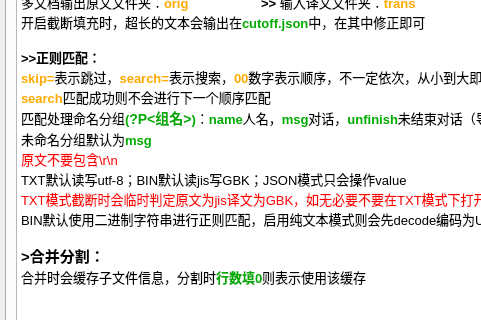
The window that main/ui_mainWindow.ui (satan53x/SExtractor) describes before a commit, drawn with Qt 5; both pictures show x 0 to 481 and y 157 to 477 of the 750 by 600 pixel window.
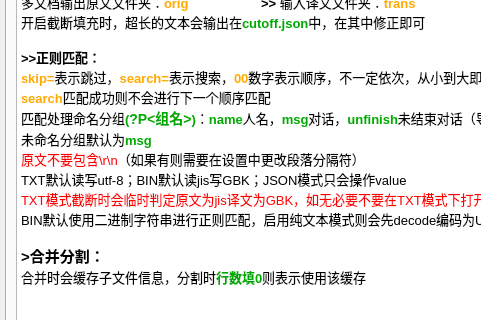
The same window after the commit. The open tabs and pages were chosen to show the change.

Diff of the .ui file:
```diff
--- a/main/ui_mainWindow.ui
+++ b/main/ui_mainWindow.ui
@@ -1291,7 +1291,7 @@
 &lt;p style=&quot; margin-top:0px; margin-bottom:0px; margin-left:0px; margin-right:0px; -qt-block-indent:0; text-indent:0px;&quot;&gt;&lt;span style=&quot; font-weight:600; color:#ffaa00;&quot;&gt;search&lt;/span&gt;&lt;span style=&quot; color:#000000;&quot;&gt;匹配成功则不会进行下一个顺序匹配&lt;/span&gt;&lt;/p&gt;
 &lt;p style=&quot; margin-top:0px; margin-bottom:0px; margin-left:0px; margin-right:0px; -qt-block-indent:0; text-indent:0px;&quot;&gt;&lt;span style=&quot; color:#000000;&quot;&gt;匹配处理命名分组&lt;/span&gt;&lt;span style=&quot; font-weight:600; color:#00aa00;&quot;&gt;(&lt;/span&gt;&lt;span style=&quot; font-family:'Consolas','Courier New','monospace'; font-size:14px; font-weight:600; color:#00aa00;&quot;&gt;?P&amp;lt;组名&amp;gt;&lt;/span&gt;&lt;span style=&quot; font-weight:600; color:#00aa00;&quot;&gt;)&lt;/span&gt;&lt;span style=&quot; color:#000000;&quot;&gt;：&lt;/span&gt;&lt;span style=&quot; font-weight:600; color:#00aa00;&quot;&gt;name&lt;/span&gt;&lt;span style=&quot; color:#000000;&quot;&gt;人名，&lt;/span&gt;&lt;span style=&quot; font-weight:600; color:#00aa00;&quot;&gt;msg&lt;/span&gt;&lt;span style=&quot; color:#000000;&quot;&gt;对话，&lt;/span&gt;&lt;span style=&quot; font-weight:600; color:#00aa00;&quot;&gt;unfinish&lt;/span&gt;&lt;span style=&quot; color:#000000;&quot;&gt;未结束对话（导出时与下一行合并）&lt;/span&gt;&lt;/p&gt;
 &lt;p style=&quot; margin-top:0px; margin-bottom:0px; margin-left:0px; margin-right:0px; -qt-block-indent:0; text-indent:0px;&quot;&gt;&lt;span style=&quot; color:#000000;&quot;&gt;未命名分组默认为&lt;/span&gt;&lt;span style=&quot; font-weight:600; color:#00aa00;&quot;&gt;msg&lt;/span&gt;&lt;/p&gt;
-&lt;p style=&quot; margin-top:0px; margin-bottom:0px; margin-left:0px; margin-right:0px; -qt-block-indent:0; text-indent:0px;&quot;&gt;&lt;span style=&quot; color:#ff0000;&quot;&gt;原文不要包含\r\n&lt;/span&gt;&lt;/p&gt;
+&lt;p style=&quot; margin-top:0px; margin-bottom:0px; margin-left:0px; margin-right:0px; -qt-block-indent:0; text-indent:0px;&quot;&gt;&lt;span style=&quot; color:#ff0000;&quot;&gt;原文不要包含\r\n&lt;/span&gt;&lt;span style=&quot; color:#000000;&quot;&gt;（如果有则需要在设置中更改段落分隔符）&lt;/span&gt;&lt;/p&gt;
 &lt;p style=&quot; margin-top:0px; margin-bottom:0px; margin-left:0px; margin-right:0px; -qt-block-indent:0; text-indent:0px;&quot;&gt;&lt;span style=&quot; color:#000000;&quot;&gt;TXT默认读写utf-8；BIN默认读jis写GBK；JSON模式只会操作value&lt;/span&gt;&lt;/p&gt;
 &lt;p style=&quot; margin-top:0px; margin-bottom:0px; margin-left:0px; margin-right:0px; -qt-block-indent:0; text-indent:0px;&quot;&gt;&lt;span style=&quot; color:#ff0000;&quot;&gt;TXT模式截断时会临时判定原文为jis译文为GBK，如无必要不要在TXT模式下打开截断。&lt;/span&gt;&lt;/p&gt;
 &lt;p style=&quot; margin-top:0px; margin-bottom:0px; margin-left:0px; margin-right:0px; -qt-block-indent:0; text-indent:0px;&quot;&gt;&lt;span style=&quot; color:#000000;&quot;&gt;BIN默认使用二进制字符串进行正则匹配，启用纯文本模式则会先decode编码为Unicode再进行正则匹配。&lt;/span&gt;&lt;/p&gt;
```
